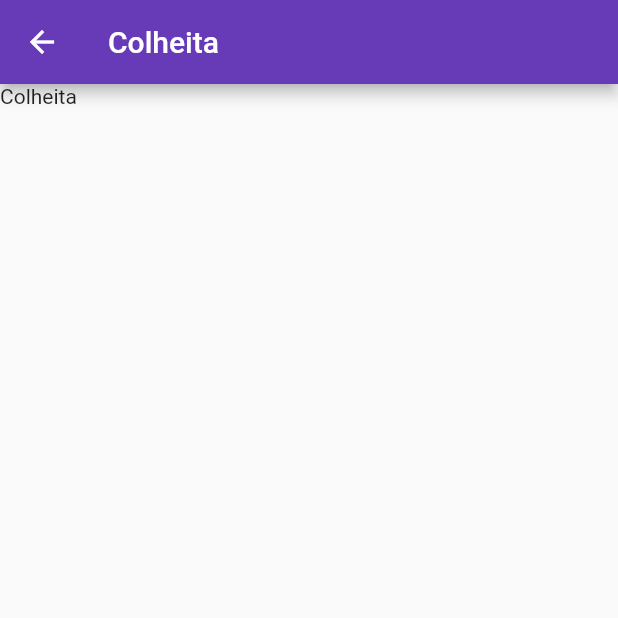
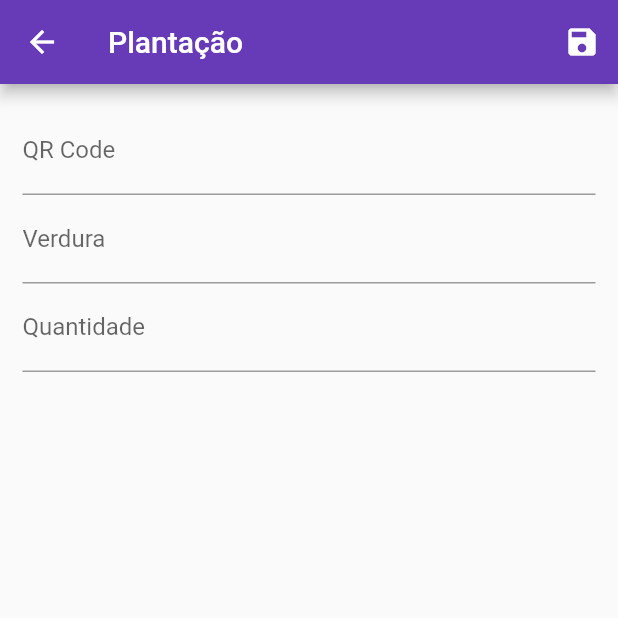
Before and after one commit to Gabriel-5S/fazenda_cubo, a Flutter app: the SeedingScreen screen opened directly, on a phone screen of 412 x 824 dp, the top half of it. Run offline on Flutter 3.47's test engine with Material 2 defaults, Android fonts, the phone set to English and light mode, and no system bars; our stand-ins replace cloud_firestore, firebase_core; missing offline and left inert: qrscan; accounts and stored records are empty.

Commit message:
With Database and SeedingScreen

```diff
--- a/lib/components/qr_code.dart
+++ b/lib/components/qr_code.dart
@@ -1,3 +1,4 @@
+import 'package:FAZENDA_CUBO/models/verdura.dart';
 import 'package:flutter/material.dart';
 import 'package:qrscan/qrscan.dart' as scanner;
 
@@ -10,17 +11,17 @@ class QrcodeButton extends StatefulWidget {
 }
 
 class _QrcodeButtonState extends State<QrcodeButton> {
-
   _scanner(BuildContext context) async {
     String cameraScanResult = await scanner.scan();
 
     Local local = new Local();
-
+    Verdura verdura = new Verdura();
+    verdura.qrcode = cameraScanResult;
     local.id = cameraScanResult;
 
     Navigator.of(context).push(
       MaterialPageRoute(builder: (_) {
-        return ActivityScreen(local);
+        return ActivityScreen(local, verdura);
       }),
     );
   }
--- a/lib/main.dart
+++ b/lib/main.dart
@@ -1,8 +1,11 @@
+import 'package:firebase_core/firebase_core.dart';
 import 'package:flutter/material.dart';
 
 import 'components/qr_code.dart';
 
-void main() {
+Future<void> main() async {
+  WidgetsFlutterBinding.ensureInitialized();
+  await Firebase.initializeApp();
   runApp(MyApp());
 }
 
--- /dev/null
+++ b/lib/models/verdura.dart
@@ -0,0 +1,17 @@
+import 'package:flutter/foundation.dart';
+
+class Verdura {
+  String qrcode;
+  String tipo;
+  int dataHorario;
+  Verdura(
+      {@required this.qrcode, @required this.tipo, @required this.dataHorario});
+
+  Map<String, dynamic> toMap() {
+    return {
+      'qrCode': qrcode,
+      'tipo': tipo,
+      'dataHorario': dataHorario,
+    };
+  }
+}
--- a/lib/screens/activity_screen.dart
+++ b/lib/screens/activity_screen.dart
@@ -1,3 +1,4 @@
+import 'package:FAZENDA_CUBO/models/verdura.dart';
 import 'package:FAZENDA_CUBO/screens/crop_screen.dart';
 import 'package:FAZENDA_CUBO/screens/seeding_screen.dart';
 import 'package:FAZENDA_CUBO/screens/task_screen.dart';
@@ -7,9 +8,10 @@ import '../models/local.dart';
 
 class ActivityScreen extends StatelessWidget {
   Local local;
+  Verdura verdura;
 
-  ActivityScreen(this.local);
-
+  ActivityScreen(this.local, this.verdura);
+  //TODO Incluir passagem do QR code para a tela Seeding Screen()
   _selectActivity(BuildContext context, String task) {
     Navigator.of(context).push(
       MaterialPageRoute(builder: (_) {
--- a/lib/screens/seeding_screen.dart
+++ b/lib/screens/seeding_screen.dart
@@ -1,4 +1,8 @@
+import 'package:FAZENDA_CUBO/models/verdura.dart';
+import 'package:FAZENDA_CUBO/services/database.dart';
+import 'package:cloud_firestore/cloud_firestore.dart';
 import 'package:flutter/material.dart';
+import 'package:provider/provider.dart';
 
 class SeedingScreen extends StatefulWidget {
   @override
@@ -6,14 +10,73 @@ class SeedingScreen extends StatefulWidget {
 }
 
 class _SeedingScreenState extends State<SeedingScreen> {
+  Verdura verdura;
+
+  final _qtdFocusNode = FocusNode();
+  final _verduraFocusNode = FocusNode();
+  final _form = GlobalKey<FormState>();
+
+  int _QRcode;
+  String _tipoVerdura;
+  int _qtdVerdura;
+
+  FirebaseFirestore firestore = FirebaseFirestore.instance;
+
+  Future<void> _createVerdura(BuildContext context) async {
+    final database = Provider.of<Database>(context, listen: false);
+    final qrcode = await database.createVerduras(
+        Verdura(qrcode: '1', tipo: 'alface Crespo', dataHorario: 10));
+  }
+
   @override
   Widget build(BuildContext context) {
     return Scaffold(
       appBar: AppBar(
-        title: Text("Colheita"),
+        title: Text('Plantação'),
+        actions: [
+          IconButton(
+            icon: Icon(Icons.save),
+            onPressed: () => _createVerdura(context),
+          )
+        ],
       ),
-      body: Container(
-        child: Text("Colheita"),
+      body: Padding(
+        padding: const EdgeInsets.all(15.0),
+        child: Form(
+          key: _form,
+          child: ListView(
+            children: [
+              TextFormField(
+                decoration: InputDecoration(labelText: 'QR Code'),
+                textInputAction: TextInputAction.next,
+                keyboardType: TextInputType.number,
+                onFieldSubmitted: (_) {
+                  FocusScope.of(context).requestFocus(_verduraFocusNode);
+                },
+                onSaved: (value) => _QRcode = int.tryParse(value),
+              ),
+              TextFormField(
+                decoration: InputDecoration(labelText: 'Verdura'),
+                textInputAction: TextInputAction.next,
+                focusNode: _verduraFocusNode,
+                keyboardType: TextInputType.text,
+                onFieldSubmitted: (_) {
+                  FocusScope.of(context).requestFocus(_qtdFocusNode);
+                },
+                onSaved: (value) => _tipoVerdura = value,
+              ),
+              TextFormField(
+                decoration: InputDecoration(labelText: 'Quantidade'),
+                textInputAction: TextInputAction.next,
+                focusNode: _qtdFocusNode,
+                keyboardType: TextInputType.numberWithOptions(
+                  decimal: true,
+                ),
+                onSaved: (value) => _qtdVerdura = int.tryParse(value),
+              ),
+            ],
+          ),
+        ),
       ),
     );
   }
--- /dev/null
+++ b/lib/services/APIPath.dart
@@ -0,0 +1,4 @@
+class APIPath {
+  static String verdura(String uid) => 'verduras/$uid';
+  static String verduras() => 'verduras';
+}
--- /dev/null
+++ b/lib/services/database.dart
@@ -0,0 +1,50 @@
+import 'package:FAZENDA_CUBO/models/verdura.dart';
+import 'package:cloud_firestore/cloud_firestore.dart';
+import 'package:flutter/foundation.dart';
+
+import 'APIPath.dart';
+
+abstract class Database {
+  Future<void> createVerduras(Verdura verdura);
+  Stream<List<Verdura>> verdurasStream();
+}
+
+String documentIdFromCurrentDate() => DateTime.now().toIso8601String();
+
+class FirestoreDatabase implements Database {
+  FirestoreDatabase({@required this.uid}) : assert(uid != null);
+  final String uid;
+
+  //final String uid;
+  Future<void> createVerduras(Verdura verdura) => _setData(
+        path: APIPath.verdura(documentIdFromCurrentDate()),
+        data: verdura.toMap(),
+      );
+
+  Stream<List<Verdura>> verdurasStream() {
+    final path = APIPath.verduras();
+    final reference = FirebaseFirestore.instance.collection(path);
+    final snapshots = reference.snapshots();
+    return snapshots.map(
+      (snapshots) => snapshots.docs.map(
+        (snapshot) {
+          final data = snapshot.data();
+          return data != null
+              ? Verdura(
+                  qrcode: data['qrcode'],
+                  tipo: data['name'],
+                  dataHorario: data['ratePerHour'],
+                )
+              : null;
+        },
+      ).toList(), //Map devolve um iterável é preciso o .toList()
+    );
+  }
+
+  //útil pq é o ponto de entrada para todos os dados
+  Future<void> _setData({String path, Map<String, dynamic> data}) async {
+    final reference = FirebaseFirestore.instance.doc(path);
+    print('$path: $data');
+    await reference.set(data);
+  }
+}
--- a/pubspec.yaml
+++ b/pubspec.yaml
@@ -24,8 +24,11 @@ dependencies:
   flutter:
     sdk: flutter
   qrscan: ^0.2.21
-  image_picker: ^0.6.7+21
+  image_picker: ^0.7.2+1
   path_provider: ^1.1.0
+  firebase_core: ^1.0.0
+  cloud_firestore: ^1.0.0
+  provider: 4.3.2+2
 
 
   # The following adds the Cupertino Icons font to your application.
```
Also changed, not shown: pubspec.lock, 3 other files.
